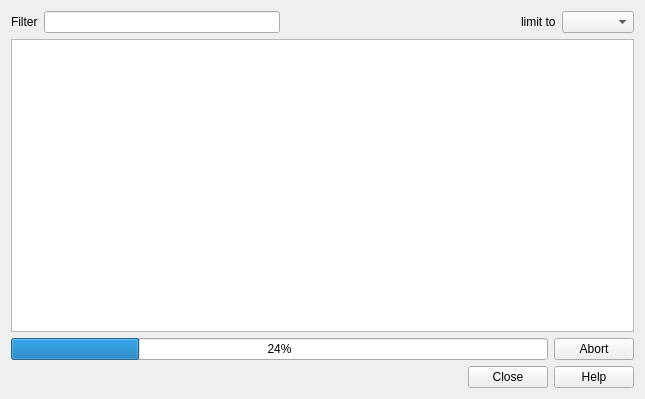
Before: the Qt Designer form src/ui/qgslayermetadatasearchwidget.ui in qgis/QGIS, drawn with Qt 5.
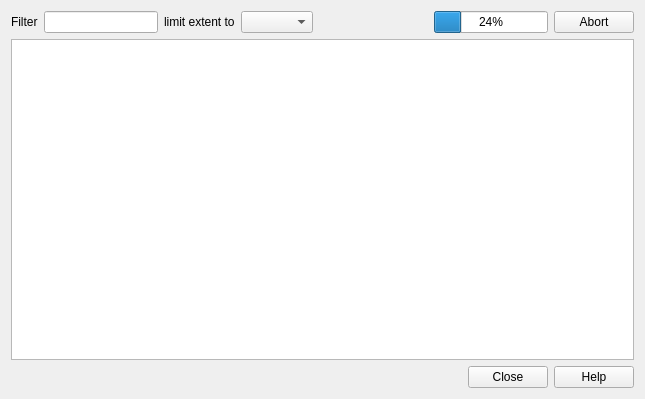
After: the same form once the commit is applied.

```diff
--- a/src/ui/qgslayermetadatasearchwidget.ui
+++ b/src/ui/qgslayermetadatasearchwidget.ui
@@ -26,6 +26,16 @@
      <item>
       <widget class="QLineEdit" name="mSearchFilterLineEdit"/>
      </item>
+     <item>
+      <widget class="QLabel" name="label_2">
+       <property name="text">
+        <string>limit extent to</string>
+       </property>
+      </widget>
+     </item>
+     <item>
+      <widget class="QComboBox" name="mExtentFilterComboBox"/>
+     </item>
      <item>
       <spacer name="horizontalSpacer">
        <property name="orientation">
@@ -40,23 +50,6 @@
       </spacer>
      </item>
      <item>
-      <widget class="QLabel" name="label_2">
-       <property name="text">
-        <string>limit to</string>
-       </property>
-      </widget>
-     </item>
-     <item>
-      <widget class="QComboBox" name="mExtentFilterComboBox"/>
-     </item>
-    </layout>
-   </item>
-   <item>
-    <widget class="QTableView" name="mMetadataTableView"/>
-   </item>
-   <item>
-    <layout class="QHBoxLayout" name="horizontalLayout">
-     <item>
       <widget class="QProgressBar" name="mProgressBar">
        <property name="value">
         <number>24</number>
@@ -72,6 +65,12 @@
      </item>
     </layout>
    </item>
+   <item>
+    <widget class="QTableView" name="mMetadataTableView"/>
+   </item>
+   <item>
+    <layout class="QHBoxLayout" name="horizontalLayout"/>
+   </item>
    <item>
     <widget class="QDialogButtonBox" name="mButtonBox">
      <property name="standardButtons">
```
